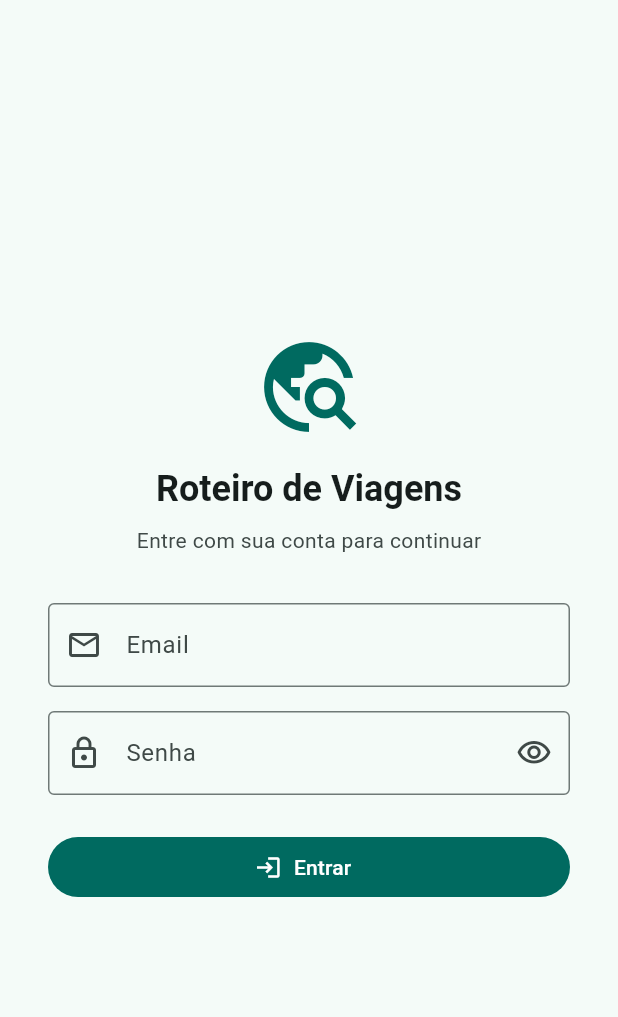
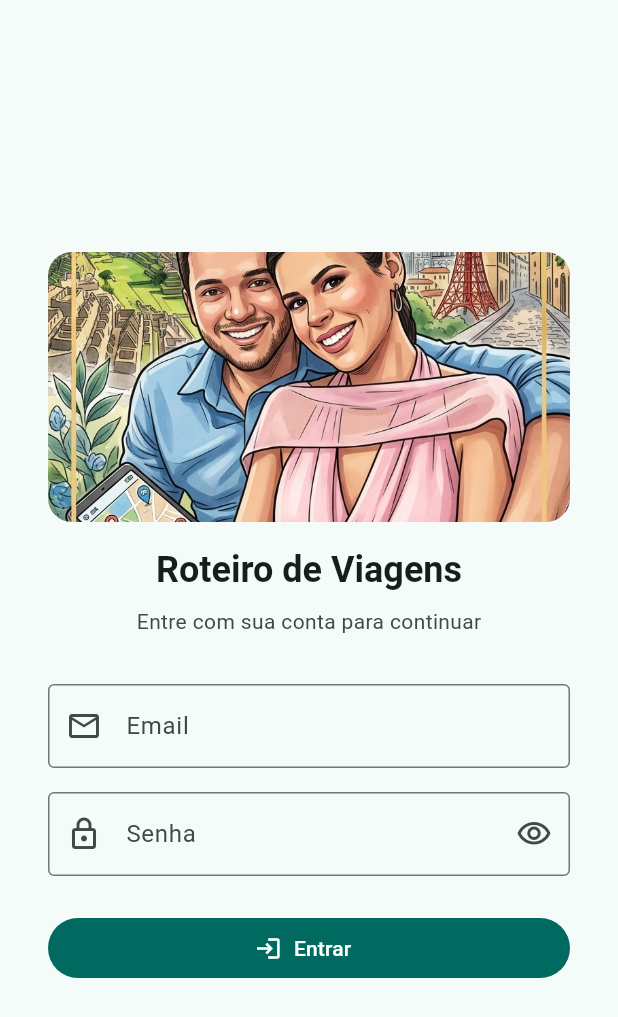
Before and after one commit to LeonardoVilla/villatrip, a Flutter app: the screen it shows after launch, on a phone screen of 412 x 824 dp. Shown: the top 1017 px of the screen. Run offline on Flutter 3.47's test engine with Material 3 defaults, Android fonts, the phone set to English and light mode, and no system bars; our stand-ins replace cloud_firestore, firebase_auth, firebase_core, sqflite; accounts and stored records are empty.

Commit message:
Ajuste tela de login v2

```diff
--- a/lib/main.dart
+++ b/lib/main.dart
@@ -1056,7 +1056,26 @@ class _LoginPageState extends State<LoginPage> {
                 child: Column(
                   mainAxisSize: MainAxisSize.min,
                   children: [
-                    Icon(Icons.travel_explore, size: 72, color: colors.primary),
+                    ClipRRect(
+                      borderRadius: BorderRadius.circular(16),
+                      child: Image.asset(
+                        'assets/images/iconetelalogin.png',
+                        height: 180,
+                        width: double.infinity,
+                        fit: BoxFit.cover,
+                        errorBuilder: (_, _, _) => Container(
+                          height: 180,
+                          width: double.infinity,
+                          alignment: Alignment.center,
+                          color: colors.surfaceContainerHighest,
+                          child: Icon(
+                            Icons.image_outlined,
+                            size: 48,
+                            color: colors.onSurfaceVariant,
+                          ),
+                        ),
+                      ),
+                    ),
                     const SizedBox(height: 16),
                     Text(
                       'Roteiro de Viagens',
--- a/pubspec.yaml
+++ b/pubspec.yaml
@@ -64,10 +64,8 @@ flutter:
   # the material Icons class.
   uses-material-design: true
 
-  # To add assets to your application, add an assets section, like this:
-  # assets:
-  #   - images/a_dot_burr.jpeg
-  #   - images/a_dot_ham.jpeg
+  assets:
+    - assets/images/
 
   # An image asset can refer to one or more resolution-specific "variants", see
   # https://flutter.dev/to/resolution-aware-images
```
Also changed, not shown: assets/images/iconetelalogin.jpeg (added), assets/images/iconetelalogin.png (added), pubspec.lock.
